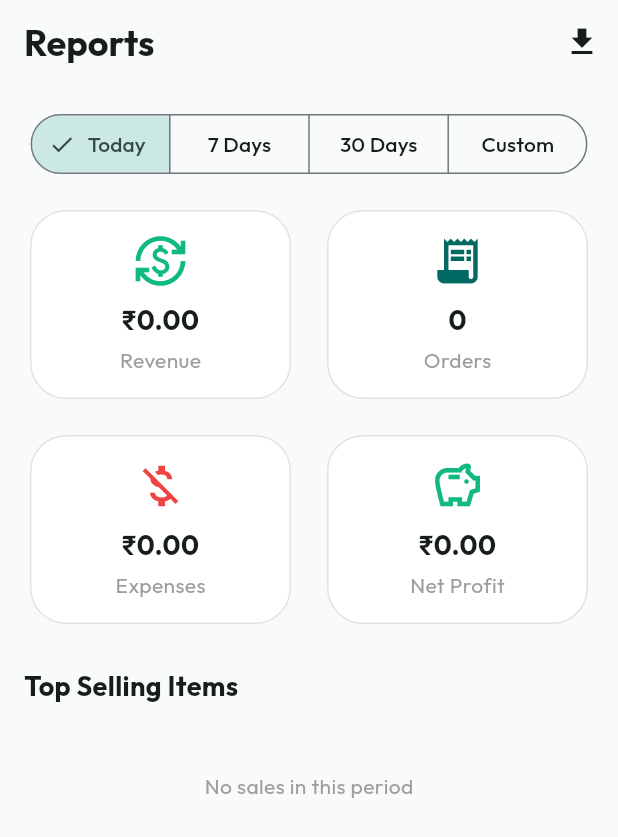
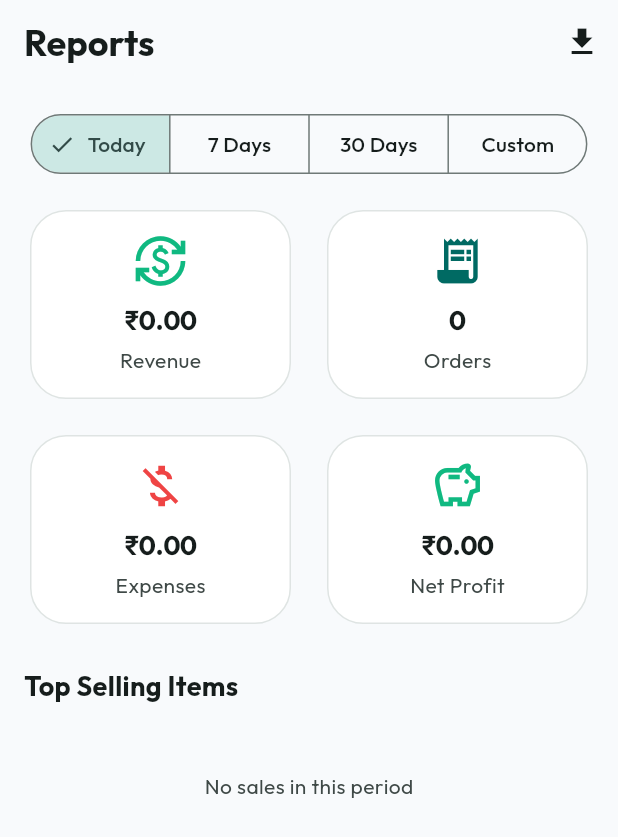
Before and after one commit to Naikhet18/Aven, a Flutter app: the ReportsScreen screen opened by its route, on a phone screen of 412 x 824 dp. Shown: the top 837 px of the screen. Run offline on Flutter 3.47's test engine with Material 3 defaults, Android fonts, the phone set to English and light mode, and no system bars; our stand-ins replace connectivity_plus, csv, drift, drift_sqflite, fl_chart, flutter_riverpod and 6 more; missing offline and left inert: esc_pos_utils_plus, mobile_scanner, print_bluetooth_thermal; accounts and stored records are empty; generated files the repository leaves out were written again; statements that could not run were skipped.

Commit message:
Extend premium visual consistency to Reports, Customers, and Inventory
Same pattern already applied to Dashboard/Checkout this session: tabular
figures on money/quantity so digits don't jitter, colorScheme.onSurfaceVariant
instead of a hardcoded Colors.grey (reads correctly in dark mode), themed
CircleAvatars instead of default grey ones, and an icon+text empty state for
Customers matching Billing/Kitchen's existing pattern.

Co-Authored-By: Claude Sonnet 5 <noreply@anthropic.com>

```diff
--- a/lib/features/inventory/presentation/inventory_screen.dart
+++ b/lib/features/inventory/presentation/inventory_screen.dart
@@ -90,10 +90,12 @@ class _IngredientTile extends StatelessWidget {
               '${ingredient.currentStock} ${ingredient.unit}',
               style: TextStyle(
                 fontWeight: FontWeight.bold,
+                fontFeatures: const [FontFeature.tabularFigures()],
                 color: ingredient.isLowStock ? Theme.of(context).colorScheme.error : null,
               ),
             ),
-            if (ingredient.isLowStock) const Text('LOW STOCK', style: TextStyle(fontSize: 10, fontWeight: FontWeight.bold)),
+            if (ingredient.isLowStock)
+              Text('LOW STOCK', style: TextStyle(fontSize: 10, fontWeight: FontWeight.bold, color: Theme.of(context).colorScheme.error)),
           ],
         ),
         onTap: () => showDialog(context: context, builder: (_) => AdjustStockDialog(ingredient: ingredient)),
--- a/lib/features/reports/presentation/reports_screen.dart
+++ b/lib/features/reports/presentation/reports_screen.dart
@@ -59,6 +59,7 @@ class ReportsScreen extends ConsumerWidget {
             children: [
               Expanded(
                 child: _buildSummaryCard(
+                  context,
                   title: 'Revenue',
                   value: Currency.format(report.totalRevenue, symbol: currencySymbol),
                   icon: Icons.currency_exchange,
@@ -68,6 +69,7 @@ class ReportsScreen extends ConsumerWidget {
               const SizedBox(width: 16),
               Expanded(
                 child: _buildSummaryCard(
+                  context,
                   title: 'Orders',
                   value: '${report.totalOrders}',
                   icon: Icons.receipt_long,
@@ -81,6 +83,7 @@ class ReportsScreen extends ConsumerWidget {
             children: [
               Expanded(
                 child: _buildSummaryCard(
+                  context,
                   title: 'Expenses',
                   value: Currency.format(report.totalExpenses, symbol: currencySymbol),
                   icon: Icons.money_off,
@@ -90,6 +93,7 @@ class ReportsScreen extends ConsumerWidget {
               const SizedBox(width: 16),
               Expanded(
                 child: _buildSummaryCard(
+                  context,
                   title: 'Net Profit',
                   value: Currency.format(report.netProfit, symbol: currencySymbol),
                   icon: Icons.savings_outlined,
@@ -110,9 +114,12 @@ class ReportsScreen extends ConsumerWidget {
             const SizedBox(height: 12),
             ...report.revenueByPaymentMethod.entries.map((e) => Card(
                   child: ListTile(
-                    leading: const Icon(Icons.payments_outlined),
+                    leading: Icon(Icons.payments_outlined, color: Theme.of(context).colorScheme.primary),
                     title: Text(e.key),
-                    trailing: Text(Currency.format(e.value, symbol: currencySymbol), style: const TextStyle(fontWeight: FontWeight.bold)),
+                    trailing: Text(
+                      Currency.format(e.value, symbol: currencySymbol),
+                      style: const TextStyle(fontWeight: FontWeight.bold, fontFeatures: [FontFeature.tabularFigures()]),
+                    ),
                   ),
                 )),
           ],
@@ -120,20 +127,36 @@ class ReportsScreen extends ConsumerWidget {
           const Text('Top Selling Items', style: TextStyle(fontSize: 18, fontWeight: FontWeight.bold)),
           const SizedBox(height: 12),
           if (report.topItems.isEmpty)
-            const Padding(
-              padding: EdgeInsets.all(32.0),
-              child: Center(child: Text('No sales in this period', style: TextStyle(color: Colors.grey))),
+            Padding(
+              padding: const EdgeInsets.all(32.0),
+              child: Center(
+                child: Text(
+                  'No sales in this period',
+                  style: TextStyle(color: Theme.of(context).colorScheme.onSurfaceVariant),
+                ),
+              ),
             )
           else
             ...report.topItems.take(10).toList().asMap().entries.map((entry) {
               final index = entry.key;
               final item = entry.value;
+              final scheme = Theme.of(context).colorScheme;
               return Card(
                 child: ListTile(
-                  leading: CircleAvatar(child: Text('${index + 1}')),
+                  leading: CircleAvatar(
+                    backgroundColor: scheme.primaryContainer.withValues(alpha: 0.5),
+                    foregroundColor: scheme.primary,
+                    child: Text('${index + 1}', style: const TextStyle(fontWeight: FontWeight.bold)),
+                  ),
                   title: Text(item.name, style: const TextStyle(fontWeight: FontWeight.bold)),
-                  subtitle: Text('Revenue: ${Currency.format(item.revenue, symbol: currencySymbol)}'),
-                  trailing: Text('${item.quantity.toInt()} sold', style: const TextStyle(fontSize: 16)),
+                  subtitle: Text(
+                    'Revenue: ${Currency.format(item.revenue, symbol: currencySymbol)}',
+                    style: const TextStyle(fontFeatures: [FontFeature.tabularFigures()]),
+                  ),
+                  trailing: Text(
+                    '${item.quantity.toInt()} sold',
+                    style: const TextStyle(fontSize: 16, fontFeatures: [FontFeature.tabularFigures()]),
+                  ),
                 ),
               );
             }),
@@ -142,7 +165,8 @@ class ReportsScreen extends ConsumerWidget {
     );
   }
 
-  Widget _buildSummaryCard({
+  Widget _buildSummaryCard(
+    BuildContext context, {
     required String title,
     required String value,
     required IconData icon,
@@ -158,12 +182,12 @@ class ReportsScreen extends ConsumerWidget {
             const SizedBox(height: 8),
             Text(
               value,
-              style: const TextStyle(fontSize: 18, fontWeight: FontWeight.bold),
+              style: const TextStyle(fontSize: 18, fontWeight: FontWeight.bold, fontFeatures: [FontFeature.tabularFigures()]),
               maxLines: 1,
               overflow: TextOverflow.ellipsis,
             ),
             const SizedBox(height: 4),
-            Text(title, style: const TextStyle(color: Colors.grey)),
+            Text(title, style: TextStyle(color: Theme.of(context).colorScheme.onSurfaceVariant)),
           ],
         ),
       ),
```
Also changed, not shown: lib/features/customers/presentation/customers_screen.dart (+27 -4 lines).
